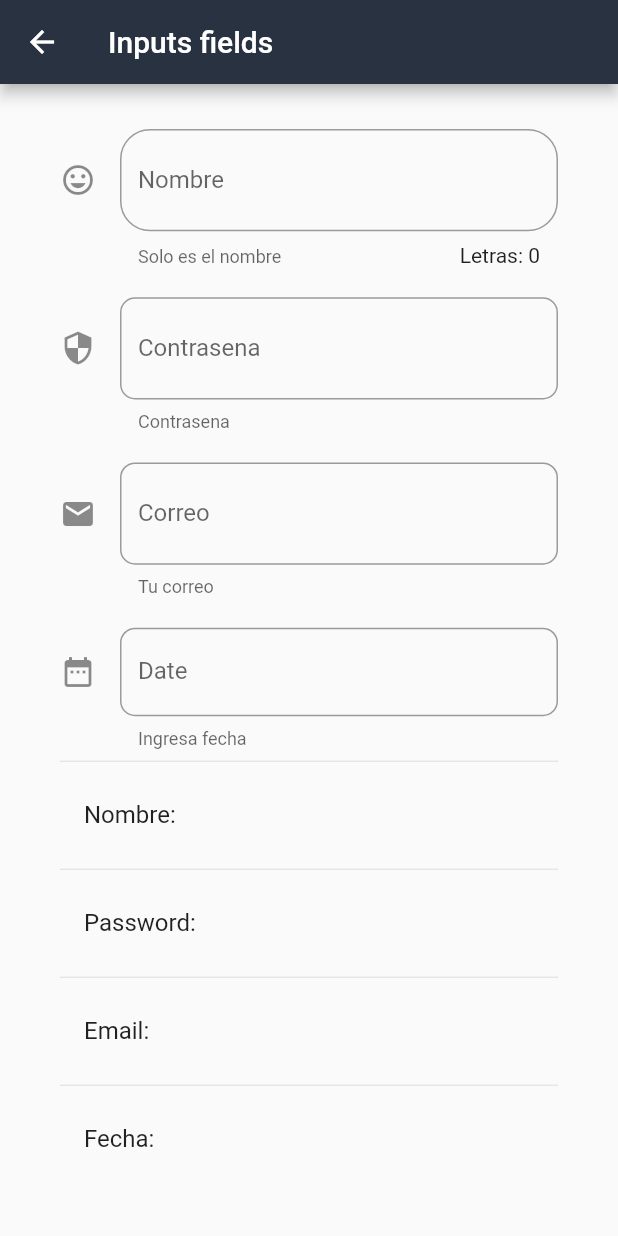
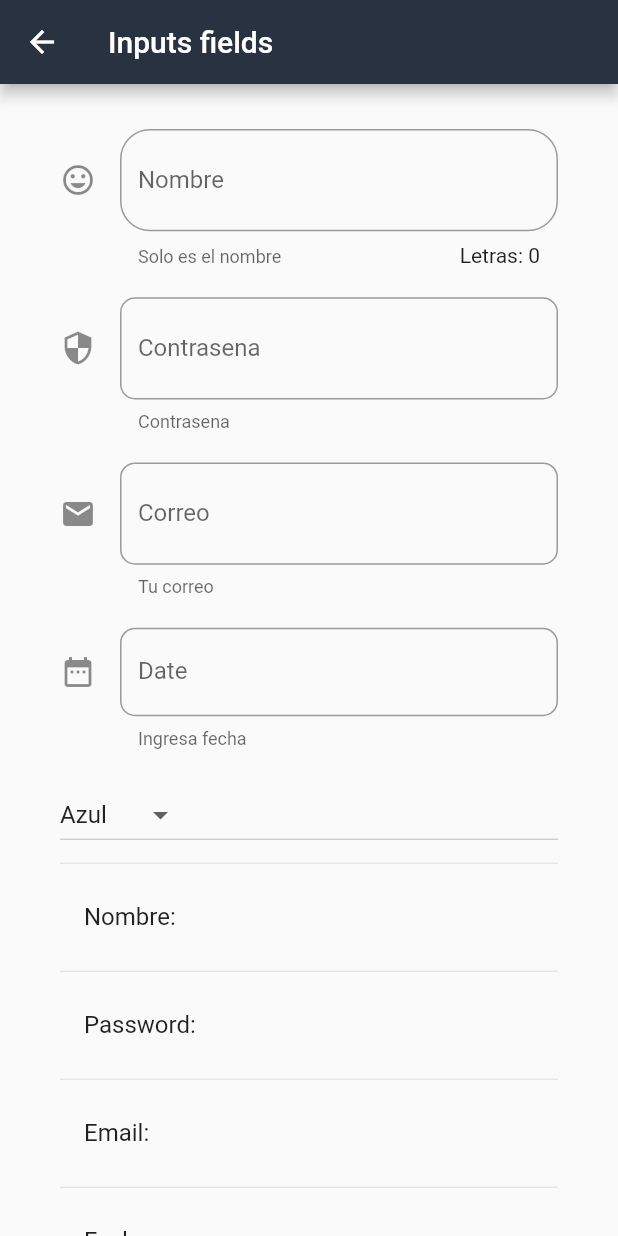
Before and after one commit to erikpz/components-app, a Flutter app: the InputsPage screen opened by its route, on a phone screen of 412 x 824 dp. Run offline on Flutter 3.47's test engine with Material 2 defaults, Android fonts, the phone set to English and light mode, and no system bars.

```diff
--- a/lib/app.dart
+++ b/lib/app.dart
@@ -10,7 +10,6 @@ class App extends StatelessWidget {
       initialRoute: '/',
       routes: getRouter(),
       onGenerateRoute: (RouteSettings settings) {
-        print('Ruta: ${settings.name}');
         return MaterialPageRoute(builder: (context) => AlertPage());
       },
     );
--- a/lib/pages/inputs.dart
+++ b/lib/pages/inputs.dart
@@ -10,6 +10,8 @@ class _InputsState extends State<InputsPage> {
   String _password = '';
   String _email = '';
   String _fecha = '';
+  List<String> _colores = ['Azul', 'Rojo', 'Morado'];
+  String _colorSelected = 'Azul';
   TextEditingController _inputDateController = TextEditingController();
 
   @override
@@ -29,6 +31,8 @@ class _InputsState extends State<InputsPage> {
           _crearEmail(),
           SizedBox(height: 20.0),
           _crearFecha(context),
+          SizedBox(height: 20.0),
+          _crearDropdown(),
           Divider(),
           _mostrarCampo(campo: _nombre, nombre: 'Nombre'),
           Divider(),
@@ -122,7 +126,7 @@ class _InputsState extends State<InputsPage> {
     );
   }
 
-  _selectDate(BuildContext context) async {
+  void _selectDate(BuildContext context) async {
     DateTime picked = await showDatePicker(
         context: context,
         initialDate: DateTime.now(),
@@ -135,4 +139,24 @@ class _InputsState extends State<InputsPage> {
       });
     }
   }
+
+  List<DropdownMenuItem<String>> _obtenerOpciones() {
+    List<DropdownMenuItem<String>> lista = List();
+    _colores.forEach((element) {
+      lista.add(DropdownMenuItem(
+        child: Text(element),
+        value: element,
+      ));
+    });
+    return lista;
+  }
+
+  Widget _crearDropdown() {
+    return DropdownButton(
+        value: _colorSelected,
+        items: _obtenerOpciones(),
+        onChanged: (opt) {
+          _colorSelected = opt;
+        });
+  }
 }
--- a/lib/routes/routes.dart
+++ b/lib/routes/routes.dart
@@ -6,6 +6,8 @@ import 'package:components_app/pages/home_page.dart';
 import 'package:components_app/pages/test_page.dart';
 import 'package:components_app/pages/animation_container.dart';
 import 'package:components_app/pages/inputs.dart';
+import 'package:components_app/pages/slider_page.dart';
+import 'package:components_app/pages/list_view.dart';
 
 Map<String, WidgetBuilder> getRouter() {
   return <String, WidgetBuilder>{
@@ -16,5 +18,7 @@ Map<String, WidgetBuilder> getRouter() {
     'test': (BuildContext context) => TestPage(),
     'animatedContainer': (BuildContext context) => AnimContainer(),
     'inputs': (BuildContext context) => InputsPage(),
+    'slider': (BuildContext context) => SliderPage(),
+    'listView': (BuildContext context) => ListViewPage(),
   };
 }
```
Also changed, not shown: data/menu_opts.json (+11 -0 lines), lib/pages/list_view.dart (added, +54 -0 lines), lib/pages/slider_page.dart (added, +76 -0 lines), pubspec.lock, 1 other file.
